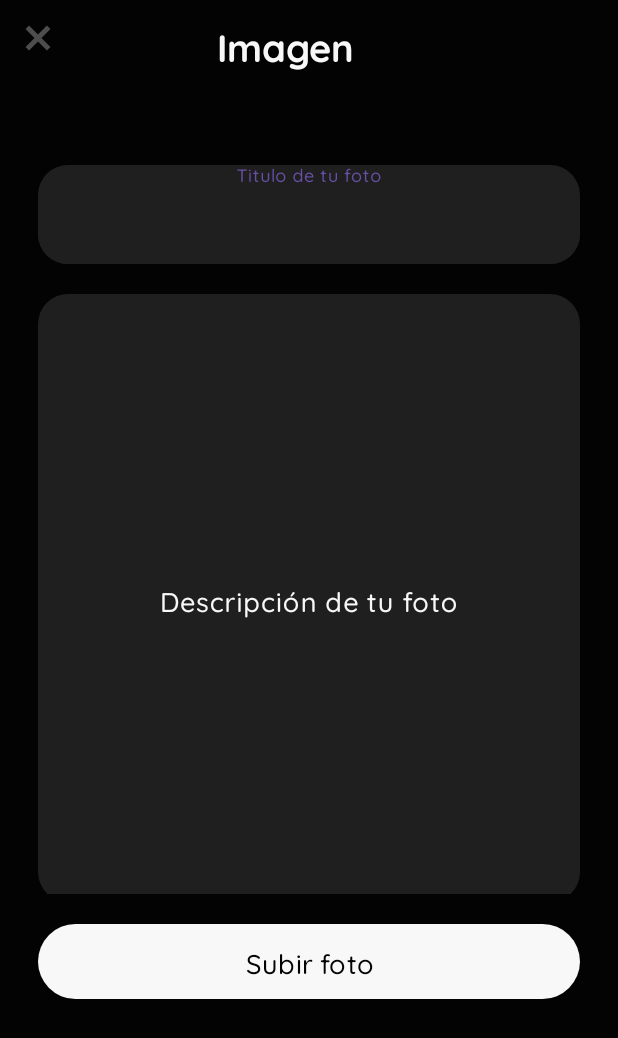
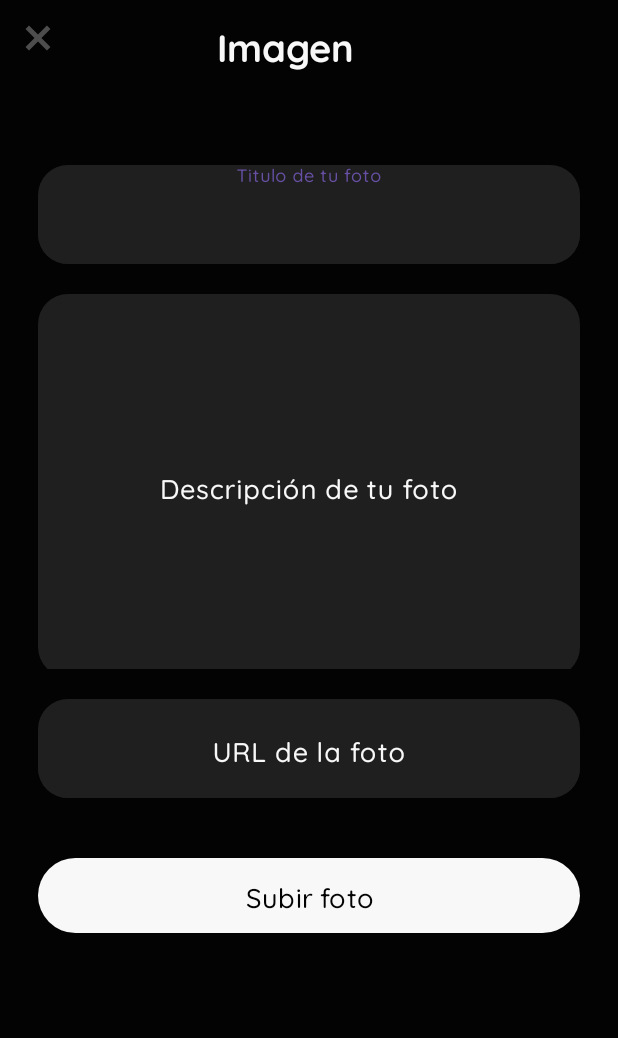
Before and after one commit to Bedoyadev/VSCO-APP, an Android app: the fragment poner_descripcion placed in its activity, on a phone screen of 412 x 824 dp. Shown: the top 1038 px of the screen. Run offline under Robolectric (Android 15) with nearby library versions, the phone set to English and light mode, and no system bars; pictures from the network do not load.

Commit message:
Se hizo un cambio, ya no se abrira la galeria, solo se debera colocar la url de la foto para poder procesar la foto.

```diff
--- a/app/src/main/java/com/example/login/adapter/Vscoadapter.kt
+++ b/app/src/main/java/com/example/login/adapter/Vscoadapter.kt
@@ -4,6 +4,7 @@ import android.view.LayoutInflater
 import android.view.View
 import android.view.ViewGroup
 import androidx.recyclerview.widget.RecyclerView
+import com.bumptech.glide.Glide
 import com.example.login.R
 import com.example.login.adapter.Vscoadapter.VscoViewHolder
 import com.example.login.databinding.ActivityReciclerBinding
@@ -37,7 +38,9 @@ class Vscoadapter(
         val binding = ActivityReciclerBinding.bind(view)
 
         fun inicializa(item: modelVsco) {
-            binding.imagenPublicacion.setImageURI(item.imagen)
+            Glide.with(binding.root.context)
+                .load(item.imagen) // 'item.imagen' ahora es un String
+                .into(binding.imagenPublicacion)
             binding.tituloPublicacion.text = item.titulo
             binding.descripcionPublicacion.text = item.descripcion
 
--- a/app/src/main/java/com/example/login/data/Credenciales.kt
+++ b/app/src/main/java/com/example/login/data/Credenciales.kt
@@ -1,8 +1,6 @@
 package com.example.login.data
 
 import com.google.gson.annotations.SerializedName
-import java.sql.Date
-import java.time.LocalDate
 
 //Data class para almacenar credenciales (correo, contraseña y nombre de usuario).
 data class Credencial(val correo: String, val usuario: String, val contrasena: String, val cumple: String)
@@ -11,6 +9,8 @@ data class Datos_acceso(val correo: String, val contrasena: String)
 
 data class Registro(val resultado: Boolean)
 
+data class nueva_publicacion (val photo_url: String)
+
 data class  Nombre_usuario(@SerializedName("nombre") val nombre_user:String)
 
 object Credenciales {
--- a/app/src/main/java/com/example/login/inicio.kt
+++ b/app/src/main/java/com/example/login/inicio.kt
@@ -1,6 +1,7 @@
 package com.example.login
 
 import android.os.Bundle
+import android.util.Log
 import android.view.View
 import androidx.activity.enableEdgeToEdge
 import androidx.activity.result.PickVisualMediaRequest
@@ -17,30 +18,20 @@ import com.example.login.models.Vscoviewmodel
 import com.example.login.models.modelVsco
 import androidx.core.os.bundleOf
 import com.example.login.data.Credenciales
+import com.example.login.data.retrofit
+import com.example.login.services.conexionservices
+import kotlinx.coroutines.CoroutineScope
+import kotlinx.coroutines.Dispatchers
+import kotlinx.coroutines.launch
+import kotlinx.coroutines.withContext
 
 class inicio : AppCompatActivity() {
     private lateinit var binding: ActivityInicioBinding
     private lateinit var vscoadapter: Vscoadapter // Declara el adapter como una variable de clase
     private val vscoviewmodel: Vscoviewmodel by viewModels()
 
-    // Este launcher es para cuando seleccionas una NUEVA imagen para una NUEVA publicación.
-    private val seleccionarImagenParaNuevaPublicacion =
-        registerForActivityResult(ActivityResultContracts.PickVisualMedia()) { uri ->
-            if (uri != null) {
-                // Si se seleccionó una imagen, abrimos el fragmento para añadir la descripción
-                val fragmento = poner_descripcion().apply {
-                    arguments = bundleOf(
-                        "imagenUri" to uri.toString(),
-                        "esEditando" to false// Indicamos que es una nueva publicación
-                    )
-                }
-                supportFragmentManager
-                    .beginTransaction()
-                    .replace(R.id.fragment_container, fragmento)
-                    .addToBackStack(null) //
-                    .commit()
-            }
-        }
+
+
 
     override fun onCreate(savedInstanceState: Bundle?) {
         super.onCreate(savedInstanceState)
@@ -74,6 +65,7 @@ class inicio : AppCompatActivity() {
         observarDatosViewModel()
         CerrarSesion()
         BotonAgregar()
+        listar_publicaciones()
 
     }
     private fun inicializarRecyclerView() {
@@ -97,12 +89,29 @@ class inicio : AppCompatActivity() {
         }
     }
 
+    private fun listar_publicaciones() {
+        CoroutineScope(Dispatchers.IO).launch {
+            try {
+                val call = retrofit.api_flask.consulta_publicaciones()
+                if (call.isSuccessful && call.body() != null) {
+                    withContext(Dispatchers.Main) {
+                        vscoviewmodel.agregarPublicaciones(call.body()!!.toMutableList())
+                    }
+
+                } else {
+                    Log.e("dap", "Error, no se encontro informacion")
+                }
+            } catch (e: Exception) {
+                Log.e("dap", "No se pudo conectar al backend")
+            }
+        }
+    }
     // Abre el fragmento 'poner_descripcion' en modo EDICIÓN
     private fun lanzarFragmentoEdicion(publicacion: modelVsco) {
         val fragmento = poner_descripcion().apply {
             arguments = bundleOf(
                 // Pasamos los datos de la publicación existente para que se precarguen en el fragmento
-                "imagenUri" to publicacion.imagen.toString(),
+                "imagenUri" to publicacion.imagen,
                 "titulo" to publicacion.titulo,
                 "descripcion" to publicacion.descripcion,
                 "Editando" to true // Indicamos que estamos editando
@@ -118,7 +127,7 @@ class inicio : AppCompatActivity() {
     private fun BotonAgregar() {
         binding.botonAgregar.setOnClickListener {
             // Lanza el selector de imágenes para elegir una foto para la nueva publicación
-            seleccionarImagenParaNuevaPublicacion.launch(PickVisualMediaRequest(ActivityResultContracts.PickVisualMedia.ImageOnly))
+            lanzarfragmento()
         }
     }
 
@@ -173,3 +182,12 @@ class inicio : AppCompatActivity() {
         binding.spaces.visibility = View.VISIBLE
     }
 }
+
+private fun inicio.lanzarfragmento() {
+    val fragment = poner_descripcion()
+    supportFragmentManager.beginTransaction()
+        .replace(R.id.fragment_container, fragment)
+        .addToBackStack(null)
+        .commit()
+
+}
--- a/app/src/main/java/com/example/login/models/modelVsco.kt
+++ b/app/src/main/java/com/example/login/models/modelVsco.kt
@@ -4,4 +4,4 @@ import android.net.Uri
 
 
 
-data class modelVsco (var imagen: Uri, var titulo: String, var descripcion: String)
+data class modelVsco (var imagen: String, var titulo: String, var descripcion: String)
--- a/app/src/main/java/com/example/login/poner_descripcion.kt
+++ b/app/src/main/java/com/example/login/poner_descripcion.kt
@@ -7,8 +7,6 @@ import android.view.LayoutInflater
 import android.view.View
 import android.view.ViewGroup
 import android.widget.Toast
-import androidx.activity.result.PickVisualMediaRequest
-import androidx.activity.result.contract.ActivityResultContracts
 import androidx.appcompat.app.AlertDialog
 import androidx.core.net.toUri
 import androidx.fragment.app.Fragment
@@ -23,19 +21,15 @@ class poner_descripcion : Fragment() {
     private var _binding: FragmentPonerDescripcionBinding? = null
     private val binding get() = _binding!!
     private val viewModel: Vscoviewmodel by activityViewModels()
-    private var imagenOriginal: Uri? = null
+    private var imagenOriginal: String? = null
     private var tituloOriginal: String? = null
     private var descripcionOriginal: String? = null
     private var modoEdicion: Boolean = false
-    private var uriSeleccionada: Uri? = imagenOriginal
+
 
     // Lanza la selección de imagen
-    private val nuevaImagen =
-        registerForActivityResult(ActivityResultContracts.PickVisualMedia()) { uri ->
-            uri?.let { uriSeleccionada = it }
-        }
 
-
+    // --- Ciclo de vida del Fragment ---
 
     override fun onCreateView(
         inflater: LayoutInflater,
@@ -67,7 +61,7 @@ class poner_descripcion : Fragment() {
 
             if (modoedicion && imageUriString != null && titulo != null && descripcion != null) {
                 modoEdicion = true
-                imagenOriginal = imageUriString.toUri()
+                imagenOriginal = imageUriString
                 tituloOriginal = titulo
                 descripcionOriginal = descripcion
 
@@ -78,7 +72,7 @@ class poner_descripcion : Fragment() {
                 binding.etiqueta.setText(titulo)
                 binding.subirImagen.text = "Guardar Cambios"
             } else if (imageUriString != null) {
-                imagenOriginal = imageUriString.toUri()
+                imagenOriginal = imageUriString
                 binding.subirImagen.text = "Subir"
             }
         }
@@ -101,13 +95,7 @@ class poner_descripcion : Fragment() {
             mostrarVentanaDescartar()
         }
 
-        binding.cambiarImagenButton.setOnClickListener {
-            nuevaImagen.launch(
-                PickVisualMediaRequest(
-                    ActivityResultContracts.PickVisualMedia.ImageOnly
-                )
-            )
-        }
+
 
         binding.subirImagen.setOnClickListener {
             editar()
@@ -134,7 +122,7 @@ class poner_descripcion : Fragment() {
     fun editar() {
         val nuevoTitulo = binding.tituloImagen1.text.toString()
         val nuevaDescripcion = binding.descripcion1.text.toString()
-        val uriParaActualizar = uriSeleccionada ?: imagenOriginal
+        val uriParaActualizar = binding.imagen1.text.toString()
 
         // Validar longitud de título
         if (nuevoTitulo.length > 20) {
@@ -146,14 +134,12 @@ class poner_descripcion : Fragment() {
         }
 
         if (modoEdicion) {
-            // Editar publicación existente
-            val publicacion_origi = modelVsco(imagenOriginal!!,tituloOriginal!!,descripcionOriginal!!)
+            val publicacion_original = modelVsco(imagenOriginal!!, tituloOriginal!!, descripcionOriginal!!)
             if (imagenOriginal != null && tituloOriginal != null && descripcionOriginal != null) {
-                viewModel.editar(
-                   publicacion_origi,
+                viewModel.editar(publicacion_original,
                     nuevoTitulo = nuevoTitulo,
                     nuevaDescripcion = nuevaDescripcion,
-                    nuevaImagen = uriParaActualizar!!
+                    nuevaImagen = uriParaActualizar
                 )
             }
         } else {
--- a/app/src/main/java/com/example/login/services/conexionservices.kt
+++ b/app/src/main/java/com/example/login/services/conexionservices.kt
@@ -5,9 +5,17 @@ import com.example.login.data.Credencial
 import com.example.login.data.Datos_acceso
 import com.example.login.data.Nombre_usuario
 import com.example.login.data.Registro
+import com.example.login.data.nueva_publicacion
+import com.example.login.models.modelVsco
+import okhttp3.MultipartBody
+import okhttp3.RequestBody
 import retrofit2.Response
+import retrofit2.Retrofit
 import retrofit2.http.Body
+import retrofit2.http.GET
+import retrofit2.http.Multipart
 import retrofit2.http.POST
+import retrofit2.http.Part
 
 interface conexionservices {
 
@@ -19,4 +27,13 @@ interface conexionservices {
     suspend fun login(@Body envio: Datos_acceso): Response<Nombre_usuario>
     @POST("/registro")
     suspend fun registro (@Body registro1: Credencial): Response<Registro>
+
+    @GET("/consultarPublicaciones")
+    suspend fun consulta_publicaciones(): Response<List<modelVsco>>
+
+    @Multipart
+    @POST("/insertar_publicaciones")
+    suspend fun insertar_publicacion(@Part photo: MultipartBody.Part,
+                                     @Part("titulo") titulo: RequestBody,
+                                     @Part("descripcion") descripcion: RequestBody): Response<nueva_publicacion>
 }
--- a/app/src/main/res/layout/fragment_poner_descripcion.xml
+++ b/app/src/main/res/layout/fragment_poner_descripcion.xml
@@ -89,7 +89,7 @@
 
         <com.google.android.material.textfield.TextInputLayout
             android:layout_width="match_parent"
-            android:layout_height="400dp"
+            android:layout_height="250dp"
             android:id="@+id/descripcion"
             app:layout_constraintStart_toStartOf="parent"
             app:layout_constraintEnd_toEndOf="parent"
@@ -105,8 +105,9 @@
             <com.google.android.material.textfield.TextInputEditText
                 android:id="@+id/descripcion1"
                 android:layout_width="match_parent"
-                android:layout_height="400dp"
+                android:layout_height="250dp"
                 android:textSize="18sp"
+                android:maxLength="10000"
                 android:background="@drawable/campo_digitar"
                 android:fontFamily="@font/inputs_fuente"
                 android:hint="@string/descripcion"
@@ -115,6 +116,36 @@
                 android:textColor="@color/fuente_logo"
                 android:textColorHint="@color/fuente_logo" />
         </com.google.android.material.textfield.TextInputLayout>
+
+    <com.google.android.material.textfield.TextInputLayout
+        android:layout_width="match_parent"
+        android:layout_height="wrap_content"
+        android:id="@+id/imagen"
+        app:layout_constraintStart_toStartOf="parent"
+        app:layout_constraintEnd_toEndOf="parent"
+        app:layout_constraintTop_toBottomOf="@id/descripcion"
+        android:layout_marginStart="25dp"
+        android:background="@drawable/campo_digitar"
+        android:layout_marginEnd="25dp"
+        android:textColor="@color/fondo"
+        android:layout_marginTop="20dp"
+        android:textColorHint="@color/fuente_logo"
+        android:fontFamily="@font/inputs_fuente">
+
+        <com.google.android.material.textfield.TextInputEditText
+            android:id="@+id/imagen1"
+            android:layout_width="match_parent"
+            android:layout_height="wrap_content"
+            android:textSize="18sp"
+            android:maxLength="10000"
+            android:background="@drawable/campo_digitar"
+            android:fontFamily="@font/inputs_fuente"
+            android:hint="@string/url_de_la_foto"
+            android:gravity="center"
+            android:inputType="textMultiLine"
+            android:textColor="@color/fuente_logo"
+            android:textColorHint="@color/fuente_logo" />
+    </com.google.android.material.textfield.TextInputLayout>
 
         <Button
             android:id="@+id/cambiarImagenButton"
@@ -127,10 +158,10 @@
             android:fontFamily="@font/inputs_fuente"
             android:textSize="16sp"
             app:backgroundTint="@null"
-            app:layout_constraintTop_toBottomOf="@id/descripcion"
+            app:layout_constraintTop_toBottomOf="@id/imagen"
             app:layout_constraintStart_toStartOf="parent"
             app:layout_constraintEnd_toEndOf="parent"
-            android:layout_marginTop="20dp" />
+            android:layout_marginTop="40dp" />
         <Button
             android:id="@+id/subir_imagen"
             android:layout_width="match_parent"
@@ -143,7 +174,7 @@
             android:textSize="18sp"
             android:textColor="@color/fondo"
             android:background = "@drawable/boton_redondeado"
-            app:layout_constraintTop_toBottomOf="@id/cambiarImagenButton" android:layout_marginTop="20dp" app:layout_constraintStart_toStartOf="parent"
+            app:layout_constraintTop_toBottomOf="@id/imagen" android:layout_marginTop="40dp" app:layout_constraintStart_toStartOf="parent"
             app:layout_constraintEnd_toEndOf="parent"
             />
 
--- a/app/src/main/res/values/strings.xml
+++ b/app/src/main/res/values/strings.xml
@@ -45,5 +45,6 @@
     <string name="foto_publicacion">Foto publicacion</string>
     <string name="cambiar_imagen">cambio de imagen\n</string>
     <string name="eliminar">eliminar\n</string>
+    <string name="url_de_la_foto">URL de la foto</string>
 
 </resources>
```
Also changed, not shown: app/build.gradle.kts (+8 -0 lines), app/src/main/java/com/example/login/models/Vscoviewmodel.kt (+8 -2 lines). Lines whose indentation alone changed are shown as unchanged.
